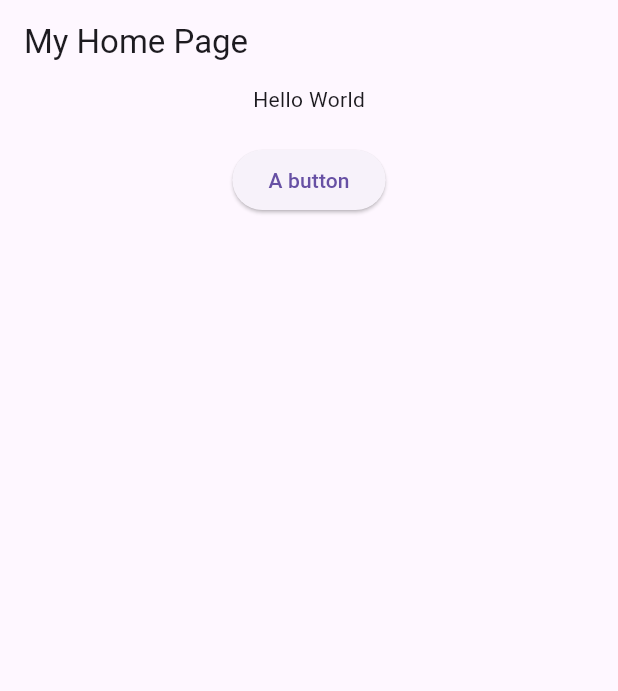
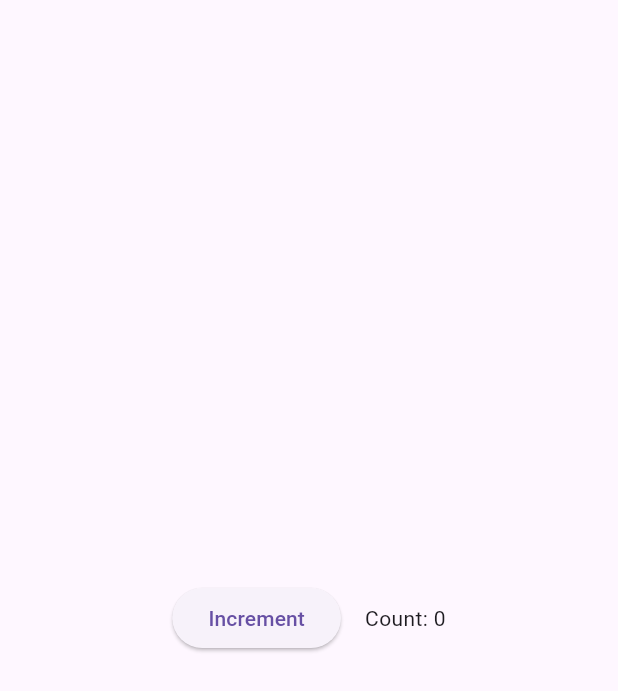
Before and after one commit to yangjiashu333/personal_tools, a Flutter app: the screen it shows after launch, on a phone screen of 412 x 824 dp. Shown: the top 691 px of the screen. Run offline on Flutter 3.47's test engine with Material 3 defaults, Android fonts, the light colour scheme and no system bars.

Commit message:
计划修改

```diff
--- a/lib/main.dart
+++ b/lib/main.dart
@@ -1,36 +1,60 @@
 import 'package:flutter/material.dart';
 
-void main() {
-  runApp(const MyApp());
-}
+class CounterDisplay extends StatelessWidget {
+  const CounterDisplay({required this.count, super.key});
 
-class MyApp extends StatelessWidget {
-  const MyApp({super.key});
+  final int count;
 
   @override
   Widget build(BuildContext context) {
-    return MaterialApp(
-      home: Scaffold(
-        appBar: AppBar(title: const Text('My Home Page')),
-        body: Center(
-          child: Builder(
-            builder: (context) {
-              return Column(
-                children: [
-                  const Text('Hello World'),
-                  const SizedBox(height: 20),
-                  ElevatedButton(
-                    onPressed: () {
-                      print('Click!');
-                    },
-                    child: const Text('A button'),
-                  ),
-                ],
-              );
-            },
-          ),
-        ),
-      ),
+    return Text('Count: $count');
+  }
+}
+
+class CounterIncrementor extends StatelessWidget {
+  const CounterIncrementor({required this.onPressed, super.key});
+
+  final VoidCallback onPressed;
+
+  @override
+  Widget build(BuildContext context) {
+    return ElevatedButton(onPressed: onPressed, child: const Text('Increment'));
+  }
+}
+
+class Counter extends StatefulWidget {
+  const Counter({super.key});
+
+  @override
+  State<Counter> createState() => _CounterState();
+}
+
+class _CounterState extends State<Counter> {
+  int _counter = 0;
+
+  void _increment() {
+    setState(() {
+      ++_counter;
+    });
+  }
+
+  @override
+  Widget build(BuildContext context) {
+    return Row(
+      mainAxisAlignment: MainAxisAlignment.center,
+      children: <Widget>[
+        CounterIncrementor(onPressed: _increment),
+        const SizedBox(width: 16),
+        CounterDisplay(count: _counter),
+      ],
     );
   }
 }
+
+void main() {
+  runApp(
+    const MaterialApp(
+      home: Scaffold(body: Center(child: Counter())),
+    ),
+  );
+}
```
Also changed, not shown: task-en.json (added, +72 -0 lines), .claude/settings.local.json (deleted), 3 other files.
